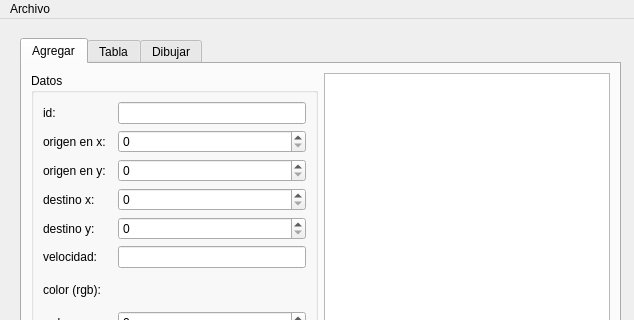
Before: the Qt Designer form mainwindow.ui in EmmanuelPaniagua/Act-14, drawn with Qt 5; both pictures show x 0 to 634 and y 0 to 320 of the 634 by 530 pixel window.
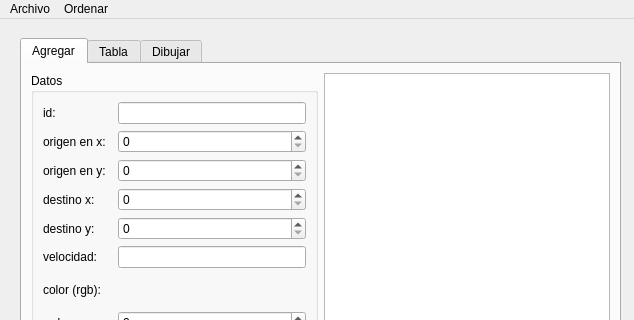
After: the same form once the commit is applied.

Commit message: Se añadieron las acciones para ordenar las particulas

Diff of the .ui file:
```diff
--- a/mainwindow.ui
+++ b/mainwindow.ui
@@ -264,7 +264,16 @@
     <addaction name="actionAbrir"/>
     <addaction name="actionGuardar"/>
    </widget>
+   <widget class="QMenu" name="menuOrdenar">
+    <property name="title">
+     <string>Ordenar</string>
+    </property>
+    <addaction name="actionId_ascendente"/>
+    <addaction name="actionDistancia_descendente"/>
+    <addaction name="actionVelocidad_ascendente"/>
+   </widget>
    <addaction name="menuArchivo"/>
+   <addaction name="menuOrdenar"/>
   </widget>
   <widget class="QStatusBar" name="statusbar"/>
   <action name="actionAbrir">
```
Left out of the diff: 15 changed lines with no effect on the pictures.
